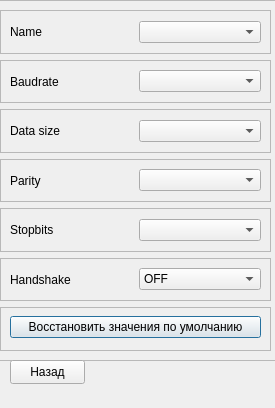
Above: ui/ui_port_settings.ui from sofiskor/my_app_ before the change. Below: the same form after it.
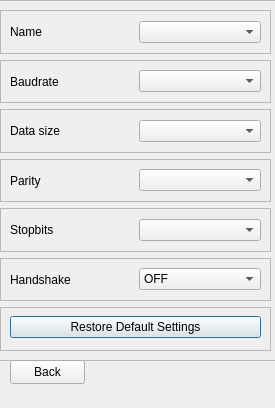
That is the form after the change.

Commit message: немного обновлен интерфейс, добавлены комментарии

The edit to the form file:
```diff
--- a/ui/ui_port_settings.ui
+++ b/ui/ui_port_settings.ui
@@ -236,7 +236,7 @@
        <item>
         <widget class="QPushButton" name="but_default">
          <property name="text">
-          <string>Восстановить значения по умолчанию</string>
+          <string>Restore Default Settings</string>
          </property>
         </widget>
        </item>
@@ -266,7 +266,7 @@
     </rect>
    </property>
    <property name="text">
-    <string>Назад</string>
+    <string>Back</string>
    </property>
   </widget>
  </widget>
```
The commit also changes 7 other files.
